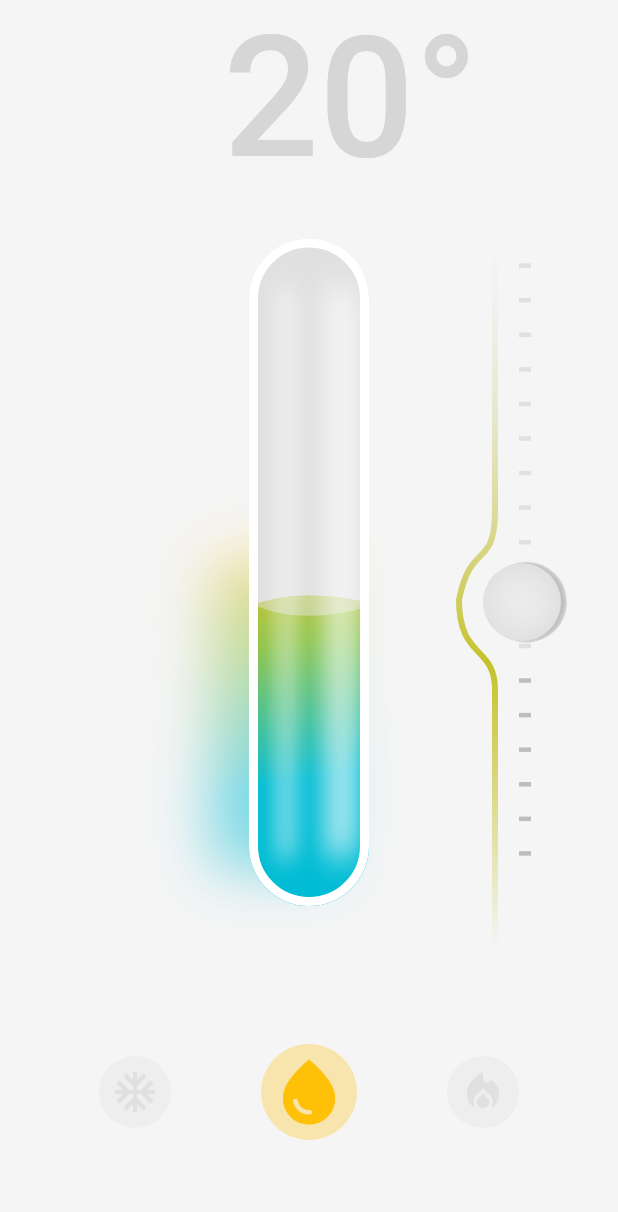
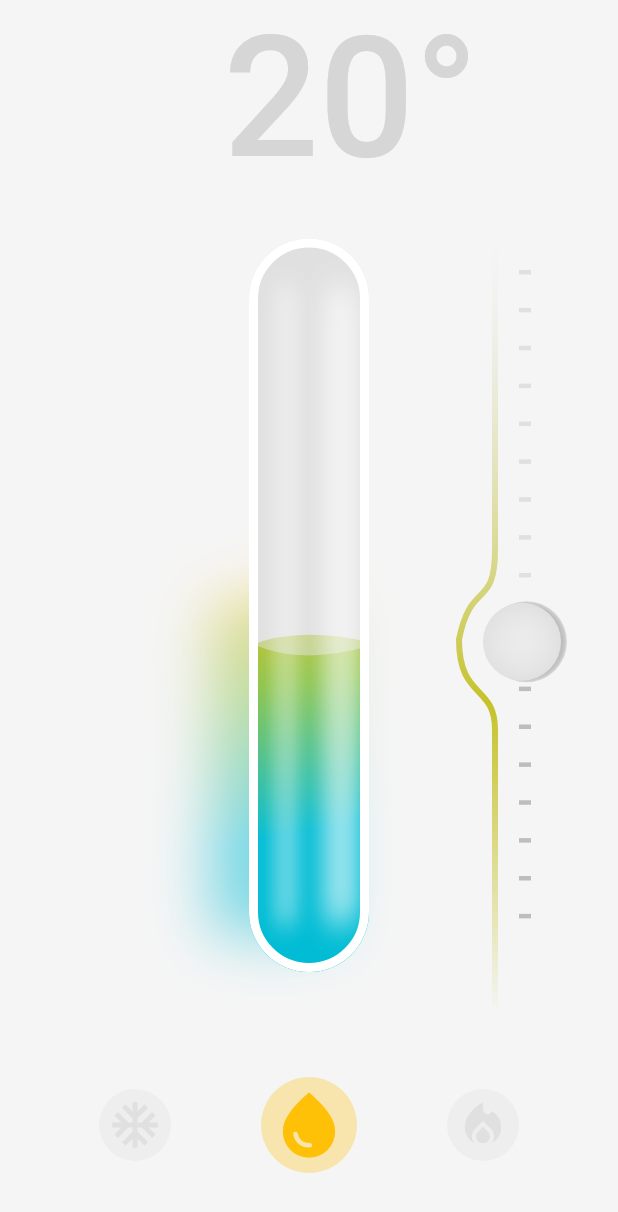
Before and after one commit to rxlabz/flutter_ui_protos, a Flutter app: the screen it shows after launch, on a phone screen of 412 x 824 dp. Shown: the top 1212 px of the screen. Run offline on Flutter 3.47's test engine with Material 2 defaults, Android fonts, the phone set to English and light mode, and no system bars.

Commit message:
a bit of responsiveness

```diff
--- a/temperature_slider/lib/iconbar.dart
+++ b/temperature_slider/lib/iconbar.dart
@@ -13,7 +13,7 @@ class TemperatureIconBar extends StatelessWidget {
   @override
   Widget build(BuildContext context) {
     return Padding(
-      padding: const EdgeInsets.symmetric(horizontal: 52, vertical: 64),
+      padding: const EdgeInsets.symmetric(horizontal: 52, vertical: 42),
       child: Row(
         mainAxisAlignment: MainAxisAlignment.spaceBetween,
         children: [
@@ -57,16 +57,20 @@ class ThermoIcon extends StatelessWidget {
 
   @override
   Widget build(BuildContext context) {
+    final size = MediaQuery.of(context).size;
+    final selectedButtonSize = size.height < 600 ? 42.0 : 64.0;
+    final buttonSize = size.height < 600 ? 32.0 : 48.0;
+
     return GestureDetector(
       onTap: onTap,
       child: SizedBox(
-        width: 64,
-        height: 64,
+        width: selectedButtonSize,
+        height: selectedButtonSize,
         child: Center(
           child: AnimatedContainer(
             duration: const Duration(milliseconds: 150),
-            width: selected ? 64 : 48,
-            height: selected ? 64 : 48,
+            width: selected ? selectedButtonSize : buttonSize,
+            height: selected ? selectedButtonSize : buttonSize,
             decoration: BoxDecoration(
               shape: BoxShape.circle,
               color: selected ? color.withOpacity(.3) : Colors.grey.shade200,
@@ -74,7 +78,7 @@ class ThermoIcon extends StatelessWidget {
             child: Center(
               child: Icon(
                 icon,
-                size: selected ? 52 : 32,
+                size: selected ? selectedButtonSize-12 : buttonSize-12,
                 color: selected ? color : Colors.grey.shade300,
               ),
             ),
--- a/temperature_slider/lib/main.dart
+++ b/temperature_slider/lib/main.dart
@@ -38,6 +38,11 @@ class TemperatureView extends StatelessWidget {
   @override
   Widget build(BuildContext context) {
     final textTheme = Theme.of(context).textTheme;
+    final size = MediaQuery
+        .of(context)
+        .size;
+    print('TemperatureView.build... ${size.height}');
+    final style =  size.height < 600 ? textTheme.displayMedium : textTheme.displayLarge;
 
     return Center(
       child: SizedBox(
@@ -51,12 +56,15 @@ class TemperatureView extends StatelessWidget {
                 Center(
                   child: Text(
                     '  ${temperature.value.toInt()}°',
-                    style: textTheme.displayLarge?.copyWith(
+                    style: style?.copyWith(
                         fontWeight: FontWeight.w500, color: Colors.grey[350]),
                     textAlign: TextAlign.center,
                   ),
                 ),
                 Expanded(
+                  child: Center(
+                    child: ConstrainedBox(
+                      constraints: BoxConstraints.loose(const Size(400, 800)),
                       child: Stack(
                         children: [
                           Positioned.fill(
@@ -71,6 +79,8 @@ class TemperatureView extends StatelessWidget {
                         ],
                       ),
                     ),
+                  ),
+                ),
                 TemperatureIconBar(
                   value: value / maxTemperature,
                   onTemperatureChanged: (t) => temperature.value = t,
```
Lines whose indentation alone changed are shown as unchanged.
